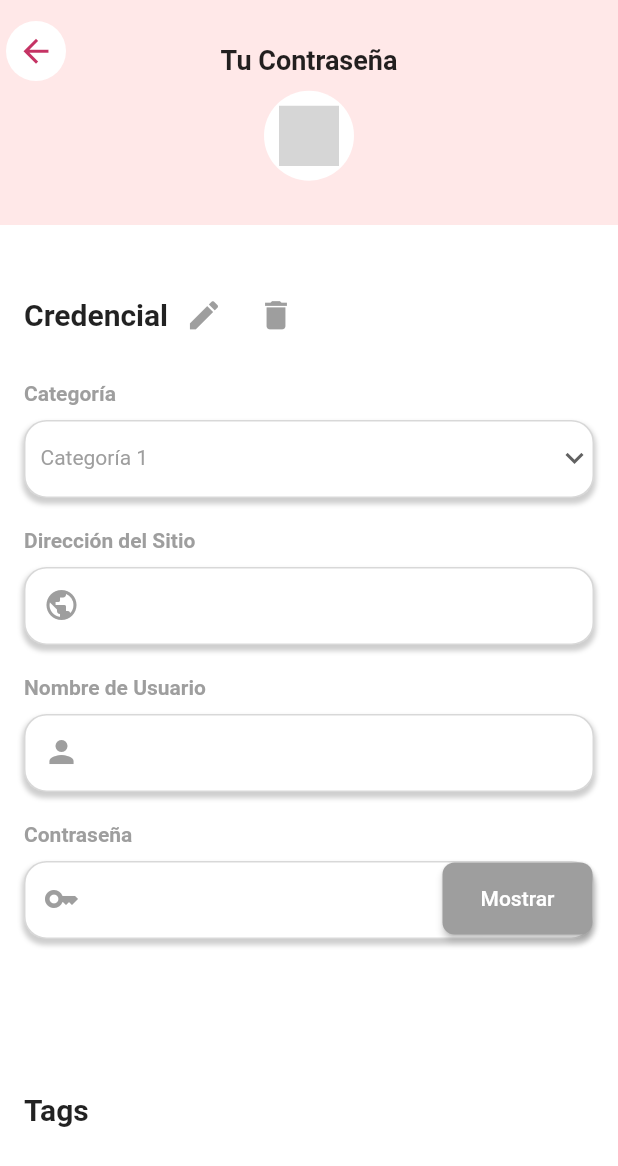
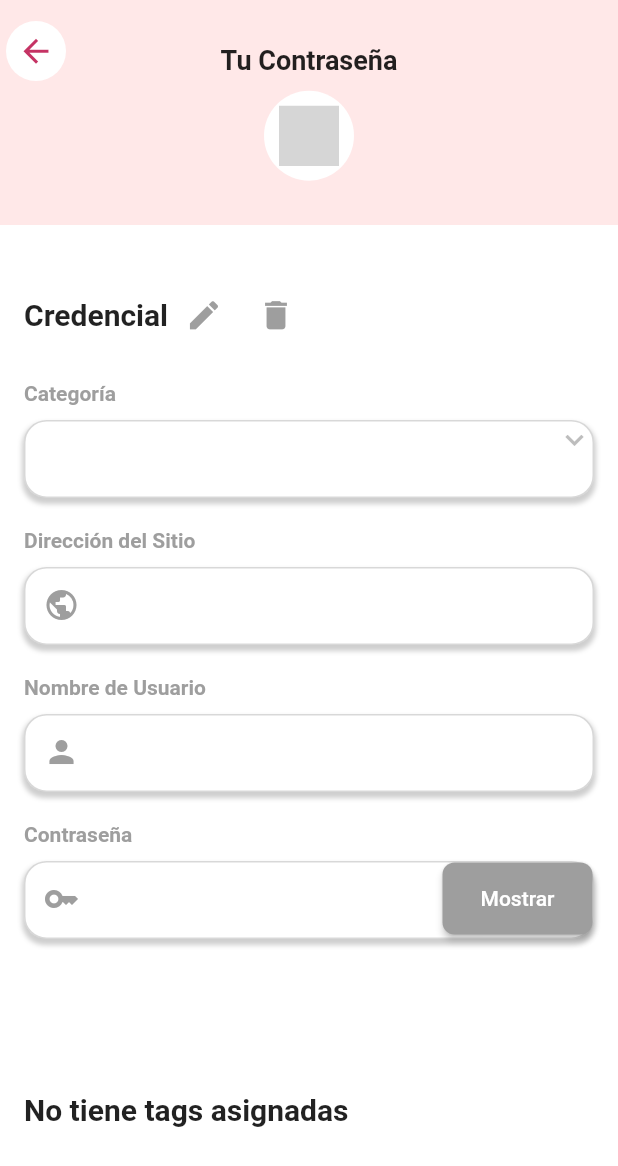
Before and after one commit to GEnriqueGT/encryption_flutter, a Flutter app: the PasswordPreviewScreen screen opened directly with empty values, on a phone screen of 412 x 824 dp. Shown: the top 1166 px of the screen. Run offline on Flutter 3.47's test engine with Material 2 defaults, Android fonts, the phone set to English and light mode, and no system bars; our stand-ins replace cloud_firestore, dio, equatable, firebase_auth, firebase_core, flutter_bloc and 3 more; accounts and stored records are empty; Roboto replaces fonts that are missing (DM Sans); grey boxes are pictures that could not be loaded.

```diff
--- a/lib/common/widgets/custom_dropdown.dart
+++ b/lib/common/widgets/custom_dropdown.dart
@@ -1,10 +1,11 @@
 import 'package:flutter/material.dart';
+import 'package:password_manager/password-preview/model/categories_model.dart';
 
 class CustomDropdown extends StatelessWidget {
   final String label;
-  final String? value;
-  final List<String> items;
-  final ValueChanged<String?> onChanged;
+  final int? value;
+  final List<Categories> items;
+  final ValueChanged<int?> onChanged;
 
   const CustomDropdown({
     Key? key,
@@ -46,13 +47,16 @@ class CustomDropdown extends StatelessWidget {
           ),
           child: SizedBox(
             height: 50.0,
-            child: DropdownButton<String>(
+            child: DropdownButton<int>(
               value: value,
               onChanged: onChanged,
-              items: items.map((item) {
-                return DropdownMenuItem<String>(
-                  value: item,
-                  child: Padding(padding: EdgeInsets.only(left: 10), child: Text(item)),
+              items: items.map((category) {
+                return DropdownMenuItem<int>(
+                  value: category.id,
+                  child: Padding(
+                    padding: EdgeInsets.only(left: 10),
+                    child: Text(category.name),
+                  ),
                 );
               }).toList(),
               underline: Container(
--- /dev/null
+++ b/lib/password-preview/model/categories_model.dart
@@ -0,0 +1,24 @@
+class Categories {
+  final int id;
+  final String name;
+
+  Categories({
+    required this.id,
+    required this.name,
+  });
+
+  factory Categories.fromJson(Map<String, dynamic> json) {
+    int id = 0;
+    String name = "";
+
+    if (json['idInterna'] != null) {
+      id = json['idInterna'];
+    }
+
+    if (json['name'] != null) {
+      name = json['name'];
+    }
+
+    return Categories(id: id, name: name);
+  }
+}
--- a/lib/password-preview/widget/password_preview_body.dart
+++ b/lib/password-preview/widget/password_preview_body.dart
@@ -6,6 +6,7 @@ import 'package:password_manager/common/widgets/custom_dropdown.dart';
 import 'package:password_manager/common/widgets/custom_text_field.dart';
 import 'package:password_manager/home/bloc/home_bloc.dart';
 import 'package:password_manager/password-preview/bloc/password_preview_bloc.dart';
+import 'package:password_manager/password-preview/model/categories_model.dart';
 import 'package:password_manager/password-preview/model/password_complete_model.dart';
 import 'package:password_manager/resources/colours.dart';
 import 'package:password_manager/resources/constants.dart';
@@ -28,6 +29,8 @@ class _PasswordPreviewBodyState extends State<PasswordPreviewBody> {
   late PasswordPreviewBloc passwordPreviewBloc;
   late ToastContext toastContext;
   late bool editable;
+  late List<Categories> categorias;
+  late int categoriaSeleccionada;
 
   @override
   void initState() {
@@ -43,6 +46,8 @@ class _PasswordPreviewBodyState extends State<PasswordPreviewBody> {
     toastContext = ToastContext();
     toastContext.init(context);
     editable = false;
+    categorias = [];
+    categoriaSeleccionada = 0;
   }
 
   @override
@@ -83,7 +88,7 @@ class _PasswordPreviewBodyState extends State<PasswordPreviewBody> {
               children: [
                 Container(
                   margin: const EdgeInsets.only(top: 10),
-                 child:  Align(
+                  child: Align(
                       alignment: Alignment.topLeft,
                       child: Stack(
                         alignment: Alignment.center,
@@ -202,9 +207,13 @@ class _PasswordPreviewBodyState extends State<PasswordPreviewBody> {
                     )),
                 CustomDropdown(
                   label: 'Categoría',
-                  value: 'Categoría 1',
-                  items: ['Categoría 1', 'Categoría 2', 'Categoría 3'],
-                  onChanged: (newValue) {},
+                  value: categoriaSeleccionada,
+                  items: categorias,
+                  onChanged: (newValue) {
+                    setState(() {
+                      categoriaSeleccionada = newValue!;
+                    });
+                  },
                 ),
                 const SizedBox(
                   height: 10,
@@ -241,11 +250,13 @@ class _PasswordPreviewBodyState extends State<PasswordPreviewBody> {
             child: Column(
               crossAxisAlignment: CrossAxisAlignment.start,
               children: [
-                const Padding(
-                  padding: EdgeInsets.symmetric(vertical: 20.0),
+                Padding(
+                  padding: const EdgeInsets.symmetric(vertical: 20.0),
                   child: Text(
-                    'Tags',
-                    style: TextStyle(
+                    passwordInfo.tagsIds.isNotEmpty
+                        ? 'Tags'
+                        : 'No tiene tags asignadas',
+                    style: const TextStyle(
                       fontFamily: 'DM Sans',
                       fontWeight: FontWeight.bold,
                       fontSize: 20,
```
Also changed, not shown: lib/password-create/widget/password_create_body.dart (+9 -3 lines). Lines whose indentation alone changed are shown as unchanged.
